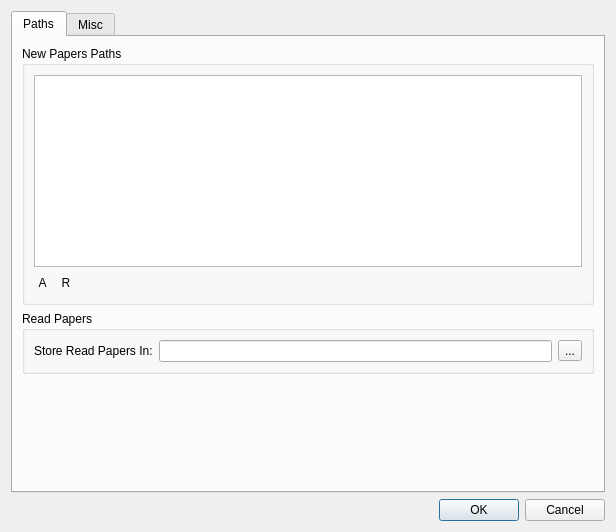
Above: settings.ui from mukoan/ReferenceOrganiser before the change. Below: the same form after it.
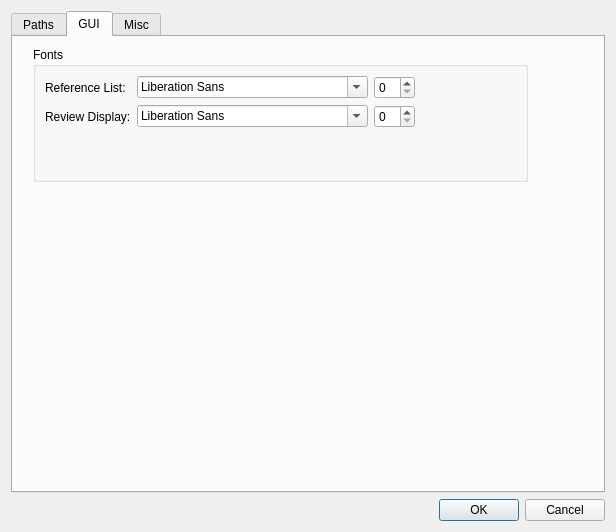
That is the form after the change. The open tabs and pages were chosen to show the change.

Commit message: Added support for changing fonts in user interface #109.

```diff
--- a/settings.ui
+++ b/settings.ui
@@ -121,6 +121,86 @@
        </item>
       </layout>
      </widget>
+     <widget class="QWidget" name="guiTab">
+      <attribute name="title">
+       <string>GUI</string>
+      </attribute>
+      <widget class="QGroupBox" name="groupBox_5">
+       <property name="geometry">
+        <rect>
+         <x>20</x>
+         <y>10</y>
+         <width>495</width>
+         <height>135</height>
+        </rect>
+       </property>
+       <property name="title">
+        <string>Fonts</string>
+       </property>
+       <layout class="QFormLayout" name="formLayout_3">
+        <item row="0" column="1">
+         <layout class="QHBoxLayout" name="horizontalLayout_4">
+          <item>
+           <widget class="QFontComboBox" name="refFontCombo"/>
+          </item>
+          <item>
+           <widget class="QSpinBox" name="refFontSizeSpin"/>
+          </item>
+          <item>
+           <spacer name="horizontalSpacer_2">
+            <property name="orientation">
+             <enum>Qt::Horizontal</enum>
+            </property>
+            <property name="sizeHint" stdset="0">
+             <size>
+              <width>40</width>
+              <height>20</height>
+             </size>
+            </property>
+           </spacer>
+          </item>
+         </layout>
+        </item>
+        <item row="3" column="0">
+         <widget class="QLabel" name="label_13">
+          <property name="text">
+           <string>Review Display:</string>
+          </property>
+         </widget>
+        </item>
+        <item row="3" column="1">
+         <layout class="QHBoxLayout" name="horizontalLayout_5">
+          <item>
+           <widget class="QFontComboBox" name="reviewFontCombo"/>
+          </item>
+          <item>
+           <widget class="QSpinBox" name="reviewFontSizeSpin"/>
+          </item>
+          <item>
+           <spacer name="horizontalSpacer_3">
+            <property name="orientation">
+             <enum>Qt::Horizontal</enum>
+            </property>
+            <property name="sizeHint" stdset="0">
+             <size>
+              <width>40</width>
+              <height>20</height>
+             </size>
+            </property>
+           </spacer>
+          </item>
+         </layout>
+        </item>
+        <item row="0" column="0">
+         <widget class="QLabel" name="label_12">
+          <property name="text">
+           <string>Reference List:</string>
+          </property>
+         </widget>
+        </item>
+       </layout>
+      </widget>
+     </widget>
      <widget class="QWidget" name="tab_2">
       <attribute name="title">
        <string>Misc</string>
```
The commit also changes 3 other files.
